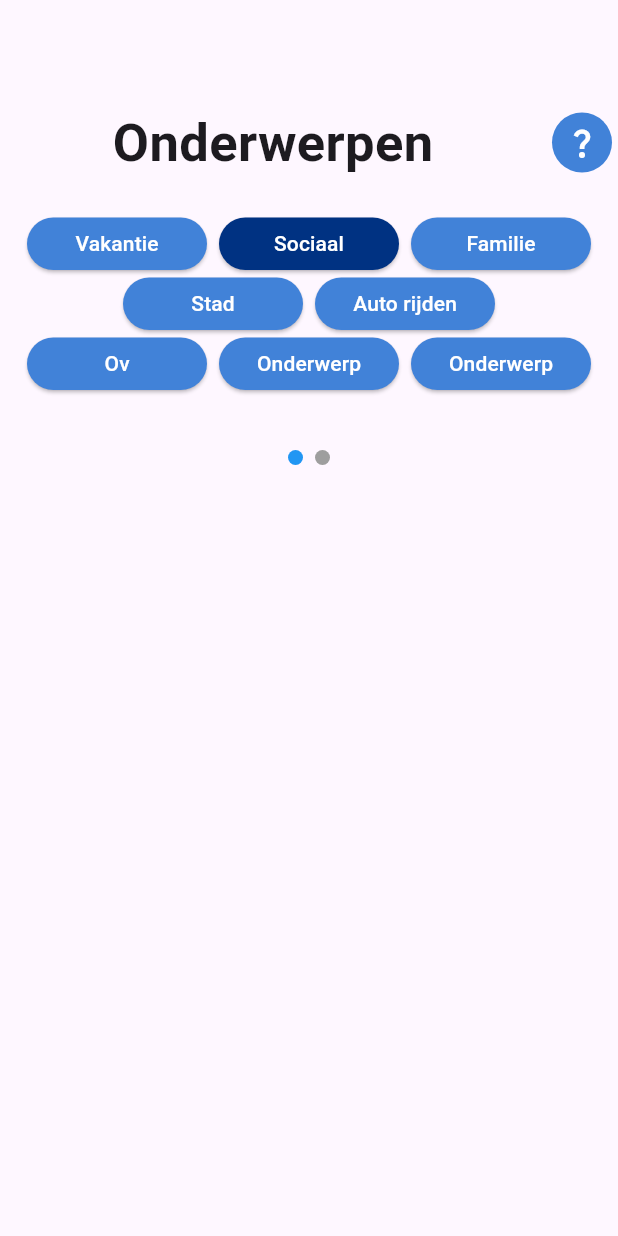
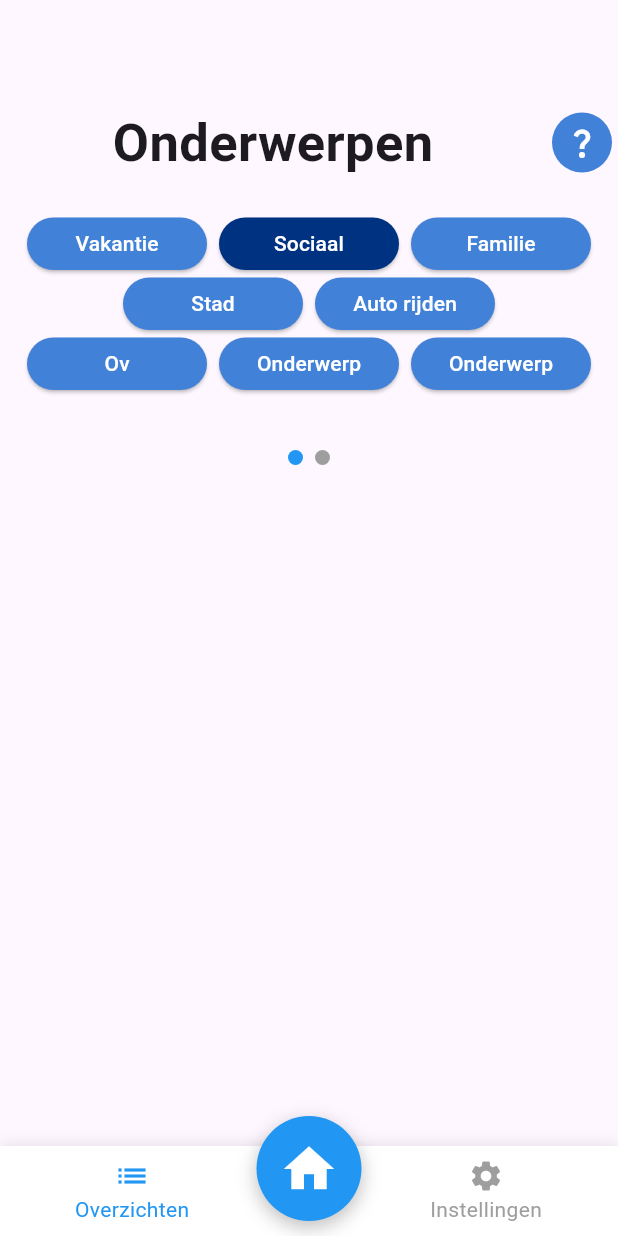
Before and after one commit to brentvanmalsen/industry-project, a Flutter app: the HomePage screen opened directly, after a tap on "Overzichten", on a phone screen of 412 x 824 dp. Run offline on Flutter 3.47's test engine with Material 3 defaults, Android fonts, the phone set to English and light mode, and no system bars; our stand-ins replace cloud_firestore, firebase_core, flutter_dotenv, rive, share_plus, sleek_circular_slider and 1 more; missing offline and left inert: mailer; accounts and stored records are empty.

Commit message:
Fixed navbar on pages

```diff
--- a/lib/home.dart
+++ b/lib/home.dart
@@ -10,7 +10,7 @@ class HomePage extends StatefulWidget {
 }
 
 class _HomePageState extends State<HomePage> {
-  int _selectedIndex = 1; // Set default selected index to 1 (Settings)
+  int _selectedIndex = 2; // Set default selected index to 1 (Settings)
 
   void _onItemTapped(int index) {
     setState(() {
@@ -118,7 +118,8 @@ class _HomePageState extends State<HomePage> {
         ],
       ),
       bottomNavigationBar: Stack(
-        alignment: FractionalOffset.center,
+        alignment: Alignment.center,
+        clipBehavior: Clip.none, // Ensure the button can overflow the container
         children: [
           Container(
             height: 60,
@@ -187,7 +188,7 @@ class _HomePageState extends State<HomePage> {
                   color: Colors.blue,
                   shape: BoxShape.circle,
                   boxShadow: [
-                    const BoxShadow(
+                    BoxShadow(
                       color: Colors.black26,
                       blurRadius: 10,
                       offset: Offset(0, 4),
--- a/lib/overview.dart
+++ b/lib/overview.dart
@@ -1,5 +1,7 @@
 import 'package:flutter/material.dart';
 import 'package:flutter/services.dart';
+import 'package:industry_project/home.dart';
+import 'package:industry_project/settings.dart';
 import 'package:rive/rive.dart';
 import 'package:syncfusion_flutter_charts/charts.dart';
 import 'package:cloud_firestore/cloud_firestore.dart';
@@ -20,6 +22,35 @@ class _OverzichtPageState extends State<OverzichtPage> {
   List<_Incidents> data2 = [];
   List<_Incidents> _displayData = [];
   bool _showingFlower = true;
+
+  int _selectedIndex = 0; // Set default selected index to 1 (Overview)
+
+  void _onItemTapped(int index) {
+    setState(() {
+      _selectedIndex = index;
+    });
+    switch (index) {
+      case 0:
+        Navigator.push(
+          context as BuildContext,
+          MaterialPageRoute(builder: (context) => OverzichtPage()),
+        );
+        break;
+      case 1:
+        Navigator.push(
+          context as BuildContext,
+          MaterialPageRoute(builder: (context) => SettingsPage()),
+        );
+        break;
+
+      case 2:
+        Navigator.push(
+          context as BuildContext,
+          MaterialPageRoute(builder: (context) => HomePage()),
+        );
+        break;
+    }
+  }
 
   @override
   void initState() {
@@ -426,6 +457,90 @@ class _OverzichtPageState extends State<OverzichtPage> {
           ),
         ),
       ),
+      bottomNavigationBar: Stack(
+        alignment: Alignment.center,
+        clipBehavior: Clip.none, // Ensure the button can overflow the container
+        children: [
+          Container(
+            height: 60,
+            decoration: const BoxDecoration(
+              color: Colors.white,
+              boxShadow: [
+                BoxShadow(
+                  color: Colors.black12,
+                  blurRadius: 8,
+                ),
+              ],
+            ),
+            child: Row(
+              mainAxisAlignment: MainAxisAlignment.spaceAround,
+              children: <Widget>[
+                Expanded(
+                  child: InkWell(
+                    onTap: () => _onItemTapped(0),
+                    child: Column(
+                      mainAxisAlignment: MainAxisAlignment.center,
+                      children: <Widget>[
+                        Icon(Icons.list,
+                            color: _selectedIndex == 0
+                                ? Colors.blue
+                                : Colors.grey),
+                        Text('Overzichten',
+                            style: TextStyle(
+                                color: _selectedIndex == 0
+                                    ? Colors.blue
+                                    : Colors.grey)),
+                      ],
+                    ),
+                  ),
+                ),
+                const SizedBox(width: 60), // Spacer for the home button
+                Expanded(
+                  child: InkWell(
+                    onTap: () => _onItemTapped(1),
+                    child: Column(
+                      mainAxisAlignment: MainAxisAlignment.center,
+                      children: <Widget>[
+                        Icon(Icons.settings,
+                            color: _selectedIndex == 1
+                                ? Colors.blue
+                                : Colors.grey),
+                        Text('Instellingen',
+                            style: TextStyle(
+                                color: _selectedIndex == 1
+                                    ? Colors.blue
+                                    : Colors.grey)),
+                      ],
+                    ),
+                  ),
+                ),
+              ],
+            ),
+          ),
+          Positioned(
+            bottom: 10, // Adjust the position of the home button
+            child: InkWell(
+              onTap: () => _onItemTapped(2),
+              child: Container(
+                width: 70,
+                height: 70,
+                decoration: const BoxDecoration(
+                  color: Colors.blue,
+                  shape: BoxShape.circle,
+                  boxShadow: [
+                    BoxShadow(
+                      color: Colors.black26,
+                      blurRadius: 10,
+                      offset: Offset(0, 4),
+                    ),
+                  ],
+                ),
+                child: const Icon(Icons.home, color: Colors.white, size: 40),
+              ),
+            ),
+          ),
+        ],
+      ),
     );
   }
 }
--- a/lib/subject.dart
+++ b/lib/subject.dart
@@ -1,6 +1,8 @@
 import 'package:flutter/material.dart';
 import 'package:industry_project/final.dart';
 import 'package:industry_project/rating.dart';
+import 'package:cloud_firestore/cloud_firestore.dart';
+import 'package:intl/intl.dart';
 
 void onderwerp() {
   runApp(const OnderwerpPage(rating: 0));
```
